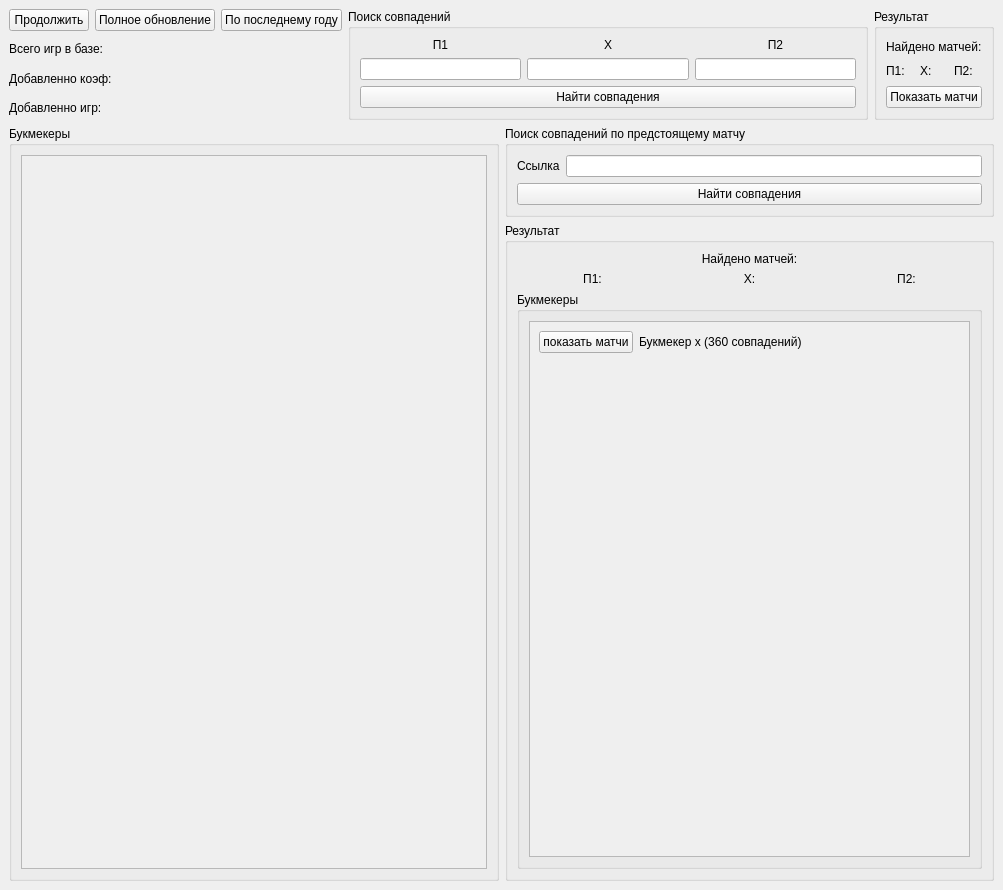
Above: mainwindow_v2.ui from isys35/odds_bk2 before the change. Below: the same form after it.
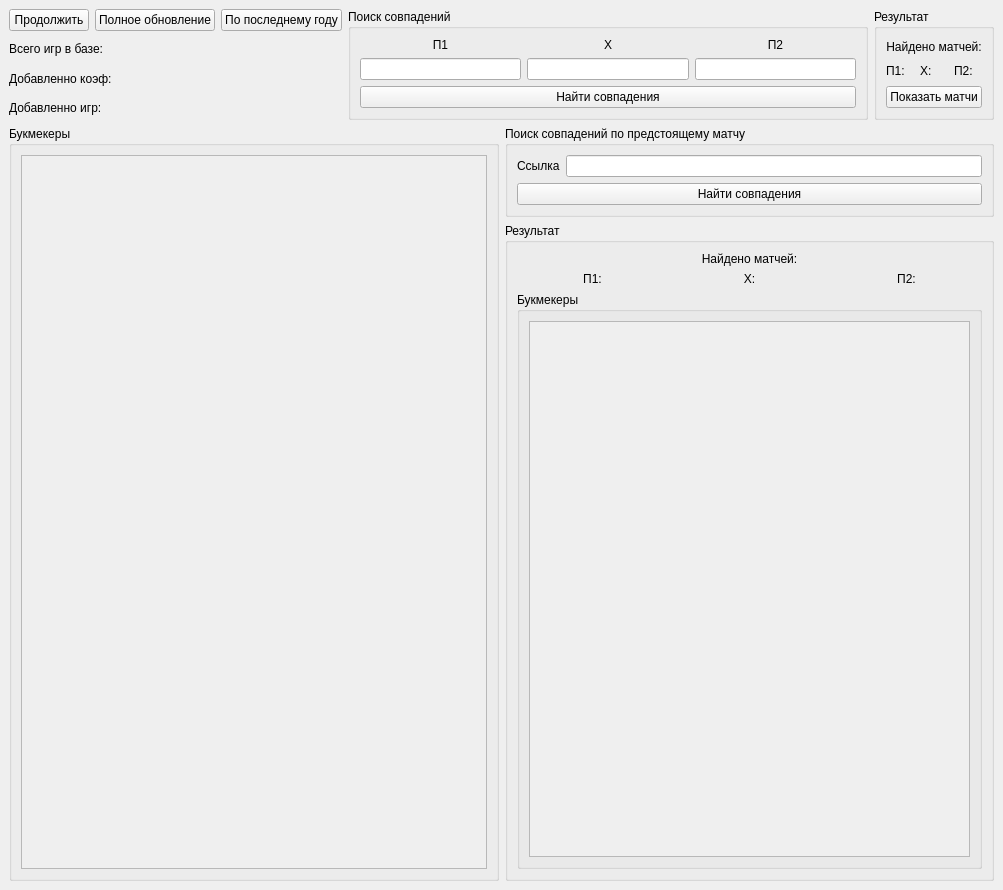
That is the form after the change.

Commit message: корректировка кнопок под новый дизайн

What changed in the file:
```diff
--- a/mainwindow_v2.ui
+++ b/mainwindow_v2.ui
@@ -169,6 +169,9 @@
                <property name="text">
                 <string>Найдено матчей:</string>
                </property>
+               <property name="alignment">
+                <set>Qt::AlignCenter</set>
+               </property>
               </widget>
              </item>
              <item>
@@ -355,22 +358,7 @@
                    </property>
                    <layout class="QVBoxLayout" name="verticalLayout_20">
                     <item>
-                     <layout class="QFormLayout" name="formLayout_2">
-                      <item row="0" column="0">
-                       <widget class="QPushButton" name="pushButton_7">
-                        <property name="text">
-                         <string>показать матчи</string>
-                        </property>
-                       </widget>
-                      </item>
-                      <item row="0" column="1">
-                       <widget class="QLabel" name="label_16">
-                        <property name="text">
-                         <string>Букмекер x (360 совпадений)</string>
-                        </property>
-                       </widget>
-                      </item>
-                     </layout>
+                     <layout class="QFormLayout" name="formLayout_2"/>
                     </item>
                    </layout>
                   </widget>
```
The commit also changes 2 other files.
